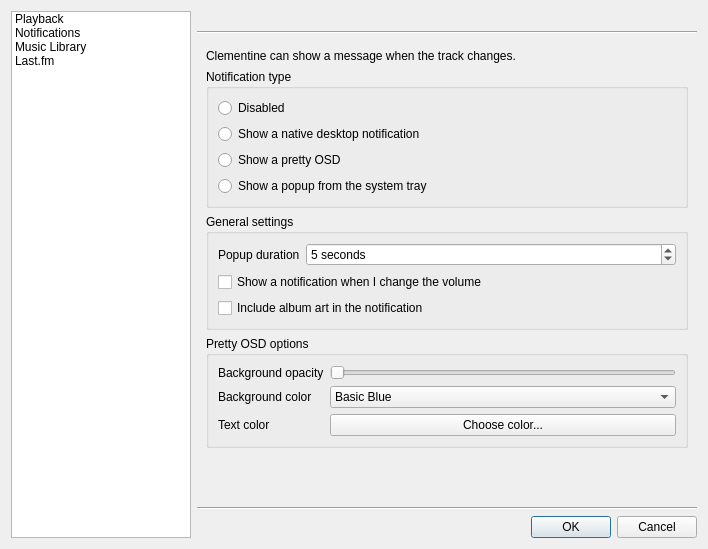
Old version of the form src/settingsdialog.ui in the repository clementine-player/Clementine.
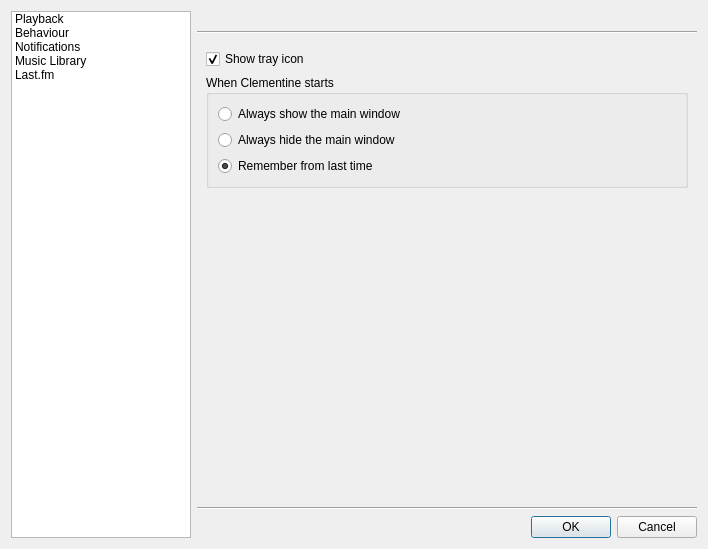
New version of the form. Icons and pictures are not drawn. Custom widgets are drawn as their Qt base class.

Commit message: Add an option to always hide/show the mainwindow on startup.  Also moved "hide tray icon" to the settings dialog.  Fixes issue #170.

Diff of the .ui file:
```diff
--- a/src/settingsdialog.ui
+++ b/src/settingsdialog.ui
@@ -55,6 +55,15 @@
         <normaloff>:/media-playback-start-32.png</normaloff>:/media-playback-start-32.png</iconset>
       </property>
      </item>
+     <item>
+      <property name="text">
+       <string>Behaviour</string>
+      </property>
+      <property name="icon">
+       <iconset>
+        <normaloff>:/icon.png</normaloff>:/icon.png</iconset>
+      </property>
+     </item>
      <item>
       <property name="text">
        <string>Notifications</string>
@@ -193,6 +202,66 @@
          </item>
         </layout>
        </widget>
+       <widget class="QWidget" name="page">
+        <layout class="QVBoxLayout" name="verticalLayout_9">
+         <item>
+          <widget class="QCheckBox" name="b_show_tray_icon_">
+           <property name="text">
+            <string>Show tray icon</string>
+           </property>
+           <property name="checked">
+            <bool>true</bool>
+           </property>
+          </widget>
+         </item>
+         <item>
+          <widget class="QGroupBox" name="groupBox_2">
+           <property name="title">
+            <string>When Clementine starts</string>
+           </property>
+           <layout class="QVBoxLayout" name="verticalLayout_8">
+            <item>
+             <widget class="QRadioButton" name="b_always_show_">
+              <property name="text">
+               <string>Always show the main window</string>
+              </property>
+             </widget>
+            </item>
+            <item>
+             <widget class="QRadioButton" name="b_always_hide_">
+              <property name="text">
+               <string>Always hide the main window</string>
+              </property>
+             </widget>
+            </item>
+            <item>
+             <widget class="QRadioButton" name="b_remember_">
+              <property name="text">
+               <string>Remember from last time</string>
+              </property>
+              <property name="checked">
+               <bool>true</bool>
+              </property>
+             </widget>
+            </item>
+           </layout>
+          </widget>
+         </item>
+         <item>
+          <spacer name="verticalSpacer_2">
+           <property name="orientation">
+            <enum>Qt::Vertical</enum>
+           </property>
+           <property name="sizeHint" stdset="0">
+            <size>
+             <width>20</width>
+             <height>290</height>
+            </size>
+           </property>
+          </spacer>
+         </item>
+        </layout>
+       </widget>
        <widget class="QWidget" name="notifications_page">
         <layout class="QVBoxLayout" name="verticalLayout_4">
          <item>
```
The commit also changes 13 other files.
